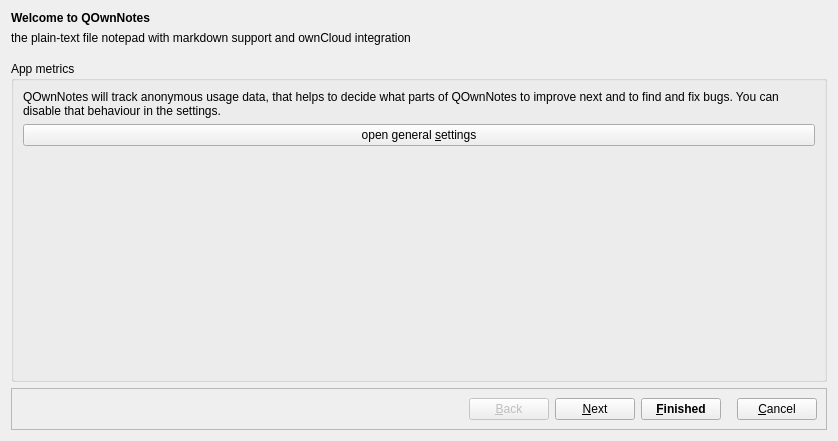
Before: the Qt Designer form src/dialogs/welcomedialog.ui in pbek/QOwnNotes, drawn with Qt 5.
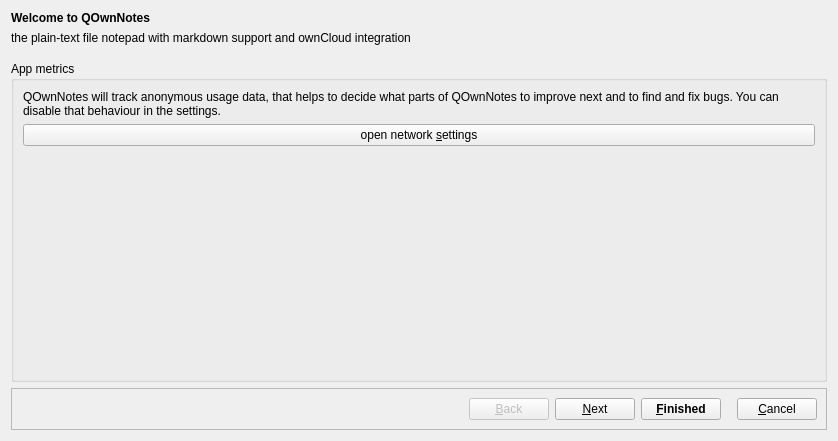
After: the same form once the commit is applied. The open tabs and pages were chosen to show the change. Icons and pictures are not drawn.

Commit message: the tag list has now a context menu for deleting and editing tags, the structure of the settings dialog was changed to decrease the height for smaller screens and improved the meaningfulness of some error messages

```diff
--- a/src/dialogs/welcomedialog.ui
+++ b/src/dialogs/welcomedialog.ui
@@ -346,7 +346,7 @@
           <item row="1" column="0">
            <widget class="QPushButton" name="generalSettingsButton">
             <property name="text">
-             <string>open general &amp;settings</string>
+             <string>open network &amp;settings</string>
             </property>
            </widget>
           </item>
```
Left out of the diff: 6 changed lines with no effect on the pictures. The commit also changes 9 other files.
